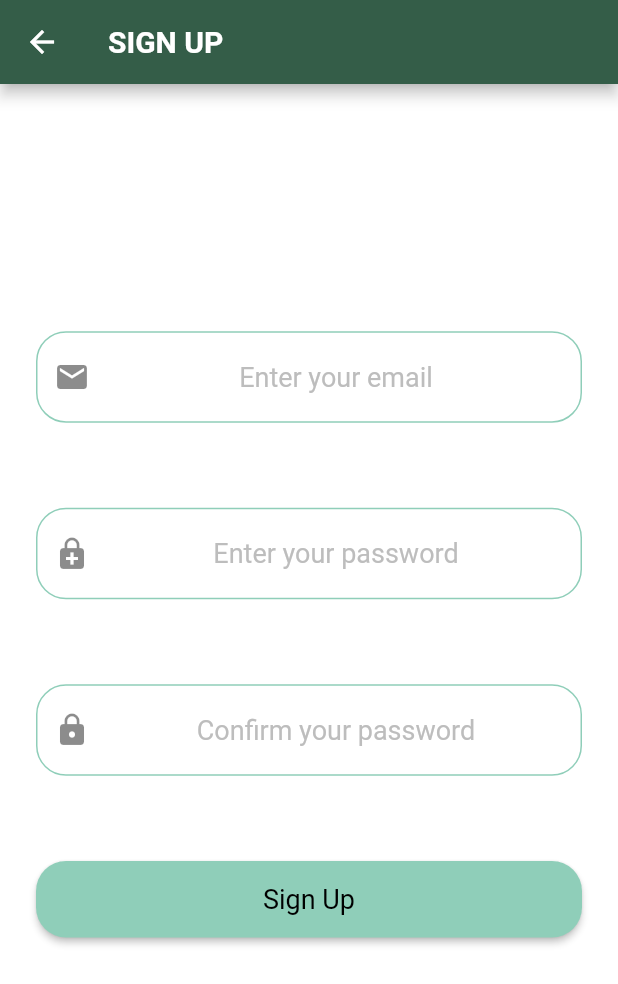
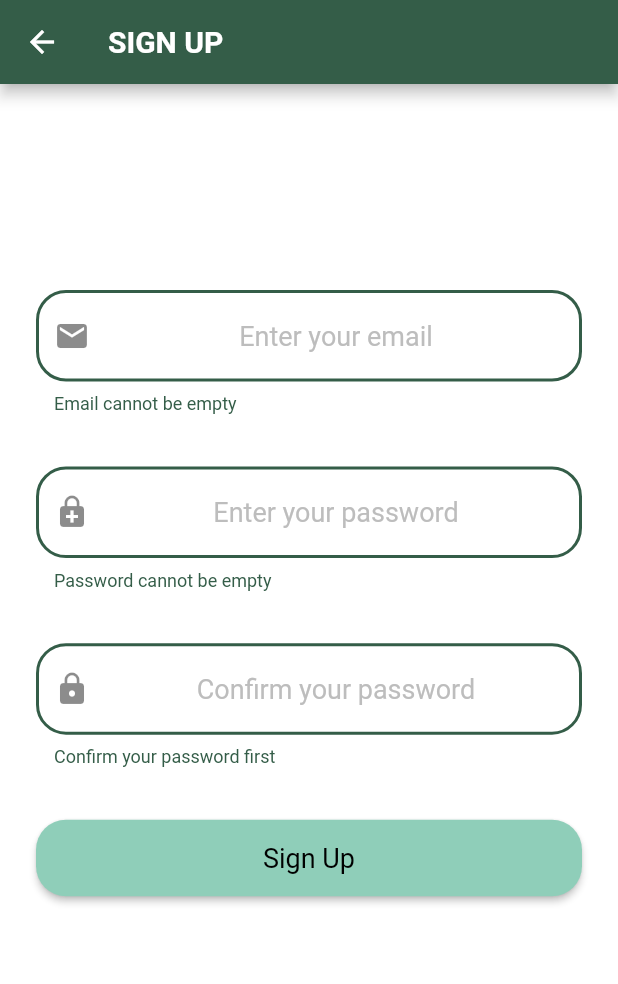
Before and after one commit to luzhangtina/greatapp, a Flutter app: the PhoneSignUpScreen screen opened by its route, after a tap on "Sign Up", on a phone screen of 412 x 824 dp. Shown: the top 984 px of the screen. Run offline on Flutter 3.47's test engine with Material 2 defaults, Android fonts, the phone set to English and light mode, and no system bars.

Commit message:
add validation on email and password

```diff
--- a/lib/main.dart
+++ b/lib/main.dart
@@ -2,7 +2,7 @@ import 'package:flutter/cupertino.dart';
 import 'package:flutter/material.dart';
 import 'package:greatapp/screens/phone/phoneSignInScreen.dart';
 import 'package:greatapp/screens/phone/phoneSignUpScreen.dart';
-import 'package:greatapp/util/custThemeData.dart';
+import 'package:greatapp/util/constants/custThemeData.dart';
 import 'package:greatapp/screens/common/landingPage.dart';
 
 void main() => runApp(GreatApp());
--- a/lib/screens/phone/phoneSignUpScreen.dart
+++ b/lib/screens/phone/phoneSignUpScreen.dart
@@ -1,6 +1,8 @@
 import 'package:flutter/material.dart';
-import 'package:greatapp/util/constPadding.dart';
-import 'package:greatapp/util/constStrings.dart';
+import 'package:greatapp/util/constants/constErrorMsgs.dart';
+import 'package:greatapp/util/constants/constPadding.dart';
+import 'package:greatapp/util/constants/constStrings.dart';
+import 'package:greatapp/util/validations/validations.dart';
 
 class PhoneSignUpScreen extends StatefulWidget {
   static const String pageId = 'PhoneSignUpScreen';
@@ -10,6 +12,18 @@ class PhoneSignUpScreen extends StatefulWidget {
 
 class _PhoneSignUpScreenState extends State<PhoneSignUpScreen> {
   static final GlobalKey<FormState> _formKey = GlobalKey<FormState>();
+
+  String _email;
+  String _password;
+  String _confirmPassword;
+
+  void validateAndSave() {
+    final FormState form = _formKey.currentState;
+    if (form.validate()) {
+      form.save();
+      print(_email + ' ' + _password + ' ' + _confirmPassword);
+    }
+  }
 
   @override
   Widget build(BuildContext context) {
@@ -26,7 +40,7 @@ class _PhoneSignUpScreenState extends State<PhoneSignUpScreen> {
           child: ListView(
             children: <Widget>[
               SizedBox(
-                height: MediaQuery.of(context).size.height / 5,
+                height: MediaQuery.of(context).size.height / 6,
               ),
               SizedBox(
                 height: MediaQuery.of(context).size.height / 7,
@@ -39,6 +53,16 @@ class _PhoneSignUpScreenState extends State<PhoneSignUpScreen> {
                   ),
                   textAlign: TextAlign.center,
                   keyboardType: TextInputType.emailAddress,
+                  validator: (String value) {
+                    if (value.isEmpty) {
+                      return ConstErrorMsgs.kEmailIsEmpty;
+                    }
+
+                    if (!Validations.isValidEmailAddress(value)) {
+                      return ConstErrorMsgs.kEmailIsInvalid;
+                    }
+                  },
+                  onSaved: (String value) => _email = value,
                 ),
               ),
               SizedBox(
@@ -52,6 +76,19 @@ class _PhoneSignUpScreenState extends State<PhoneSignUpScreen> {
                   ),
                   obscureText: true,
                   textAlign: TextAlign.center,
+                  keyboardType: TextInputType.visiblePassword,
+                  validator: (String value) {
+                    if (value.isEmpty) {
+                      return ConstErrorMsgs.kPasswordIsEmpty;
+                    }
+
+                    if (!Validations.isValidPassword(value)) {
+                      return ConstErrorMsgs.kPasswordIsInvalid;
+                    }
+
+                    return null;
+                  },
+                  onSaved: (String value) => _password = value,
                 ),
               ),
               SizedBox(
@@ -63,11 +100,24 @@ class _PhoneSignUpScreenState extends State<PhoneSignUpScreen> {
                   ),
                   obscureText: true,
                   textAlign: TextAlign.center,
+                  keyboardType: TextInputType.visiblePassword,
+                  validator: (String value) {
+                    if (value.isEmpty) {
+                      return ConstErrorMsgs.kConfirmPasswordIsEmpty;
+                    }
+
+                    if (!Validations.isValidPassword(value)) {
+                      return ConstErrorMsgs.kConfirmPasswordIsInvalid;
+                    }
+
+                    return null;
+                  },
+                  onSaved: (String value) => _confirmPassword = value,
                 ),
               ),
               RaisedButton(
                 onPressed: () {
-                  // TODO: signUp
+                  validateAndSave();
                 },
                 child: Text(
                   ConstStrings.kSignUp,
--- /dev/null
+++ b/lib/util/constants/constErrorMsgs.dart
@@ -0,0 +1,14 @@
+class ConstErrorMsgs {
+  ConstErrorMsgs._();
+
+  static const String kEmailIsEmpty = 'Email cannot be empty';
+  static const String kEmailIsInvalid = 'Email is invalid';
+
+  static const String kPasswordIsInvalid =
+      'Password is invalid. Please constains at least 8 characters';
+  static const String kPasswordIsEmpty = 'Password cannot be empty';
+
+  static const String kConfirmPasswordIsInvalid =
+      'Confirmed Password is invalid';
+  static const String kConfirmPasswordIsEmpty = 'Confirm your password first';
+}
--- a/lib/util/custThemeData.dart
+++ b/lib/util/constants/custThemeData.dart
@@ -1,8 +1,8 @@
 import 'dart:ui';
 
 import 'package:flutter/material.dart';
-import 'package:greatapp/util/constColors.dart';
-import 'package:greatapp/util/constFonts.dart';
+import 'package:greatapp/util/constants/constColors.dart';
+import 'package:greatapp/util/constants/constFonts.dart';
 
 class CustThemeData {
   CustThemeData._();
```
Also changed, not shown: lib/screens/phone/phoneLandingPage.dart (+5 -5 lines), lib/screens/phone/phoneSignInScreen.dart (+22 -25 lines), lib/util/validations/validations.dart (added, +23 -0 lines), lib/util/constants/constColors.dart (renamed from lib/util/constColors.dart), lib/util/constants/constFonts.dart (renamed from lib/util/constFonts.dart), lib/util/constants/constPadding.dart (renamed from lib/util/constPadding.dart), lib/util/constants/constSizedBoxes.dart (renamed from lib/util/constSizedBoxes.dart), lib/util/constants/constStrings.dart (renamed from lib/util/constStrings.dart).
